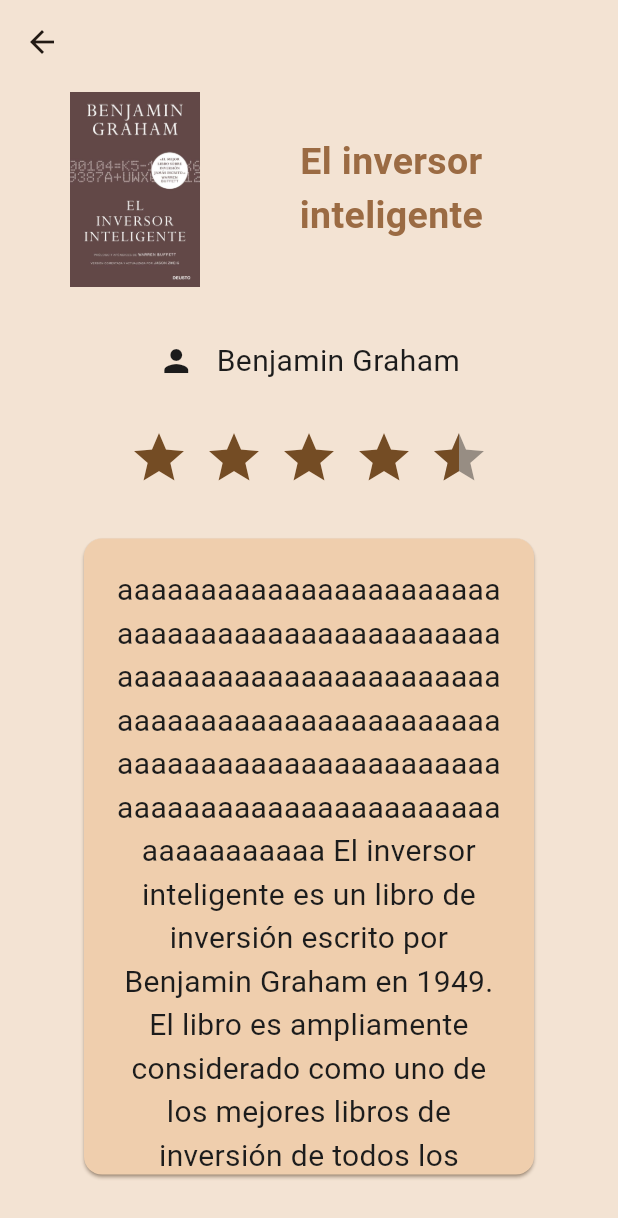
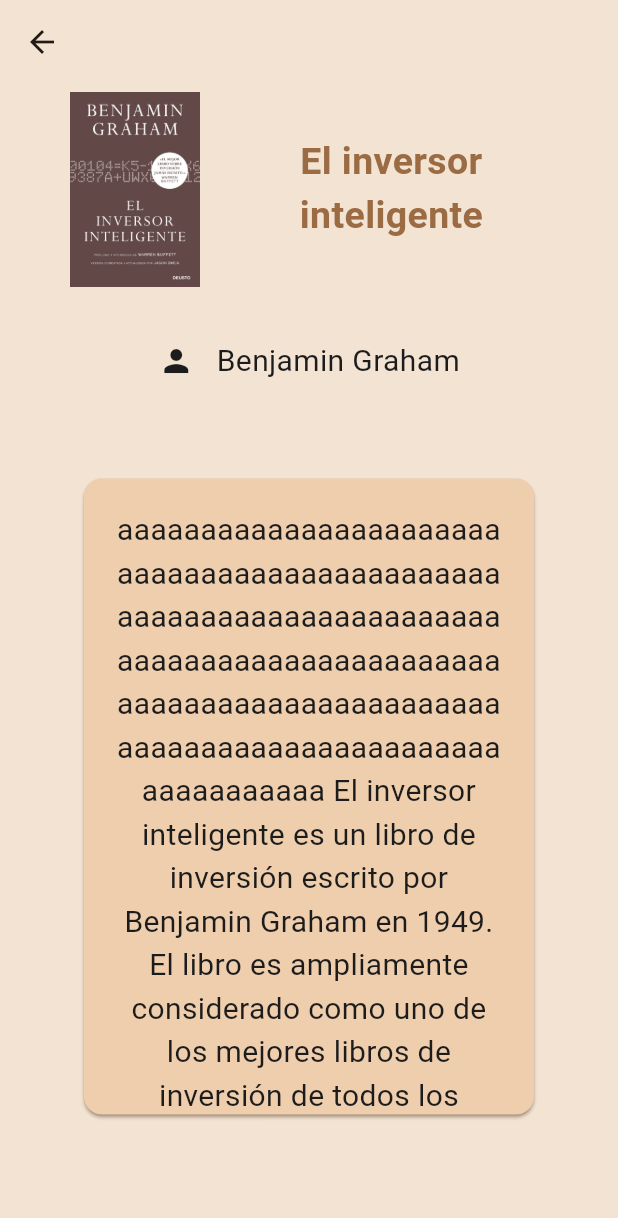
Before and after one commit to JulenR14/ProyectoMisLibros, a Flutter app: the InfoLibro screen opened directly with sample values from the repository, on a phone screen of 412 x 824 dp. Shown: the top 1218 px of the screen. Run offline on Flutter 3.47's test engine with Material 3 defaults, Android fonts, the phone set to English and light mode, and no system bars; drawn by our look-alikes of flutter_rating_bar; our stand-ins replace flutter_svg, logger; Roboto replaces fonts that are missing (RobotoSerif).

Commit message:
He terminado la parte principal de la interfaz de la app.

```diff
--- a/mis_libros/lib/screens/info_book.dart
+++ b/mis_libros/lib/screens/info_book.dart
@@ -6,8 +6,9 @@
 
 // ignore: must_be_immutable
 class InfoLibro extends StatefulWidget {
-  InfoLibro({super.key, required this.libro});
+  InfoLibro({super.key, required this.libro, required this.libroAgregado});
   Libro libro;
+  bool libroAgregado;
 
   @override
   State<InfoLibro> createState() => _InfoLibro();
@@ -109,8 +110,10 @@
               ),
               //espacio entre el titulo y el icono
               const SizedBox(height: 30),
-              //ratingbar del libro
-              RatingBar.builder(
+              //Si la variable libroAgregado es true se muestra el ratingbar
+              //solo sera true si el libro pulsado es de la lista de libros leidos
+              widget.libroAgregado
+                  ? RatingBar.builder(
                       itemSize: 40,
                       initialRating: widget.libro.valoracion,
                       minRating: 0,
@@ -126,7 +129,8 @@
                         widget.libro.valoracion = rating;
                         Logger().i(rating);
                       },
-              ),
+                    )
+                  : const SizedBox(),
               //espacio entre el ratingbar y la descripcion
               const SizedBox(height: 30),
               //descripcion del libro
--- a/mis_libros/lib/screens/views/tus_libros.dart
+++ b/mis_libros/lib/screens/views/tus_libros.dart
@@ -44,7 +44,8 @@
             Navigator.push(
                 context,
                 MaterialPageRoute(
-                    builder: (context) => InfoLibro(libro: listaLibros[i])));
+                    builder: (context) =>
+                        InfoLibro(libro: listaLibros[i], libroAgregado: true)));
           },
           //se crea la carta del libro
           child: Card(
```
Also changed, not shown: mis_libros/lib/screens/views/buscar_libros.dart (+3 -6 lines). Lines whose indentation alone changed are shown as unchanged.
